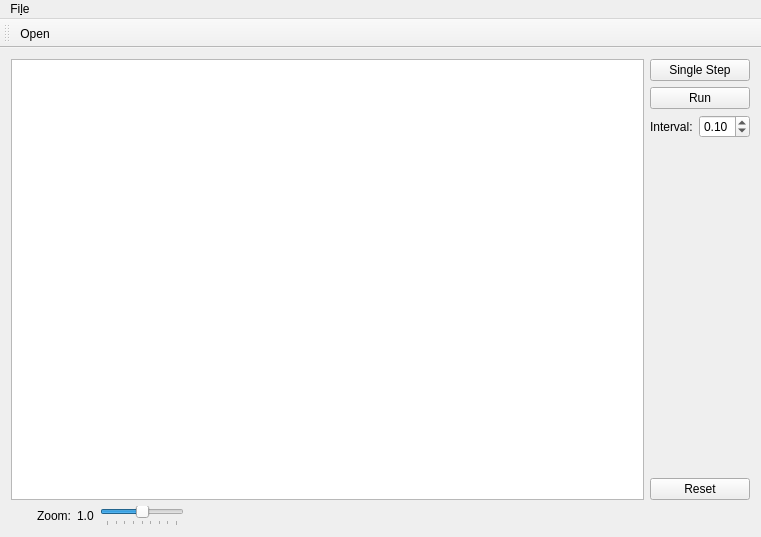
Old version of the form diplomka/gui/mainwindow.ui in the repository Oxyd/master-thesis.
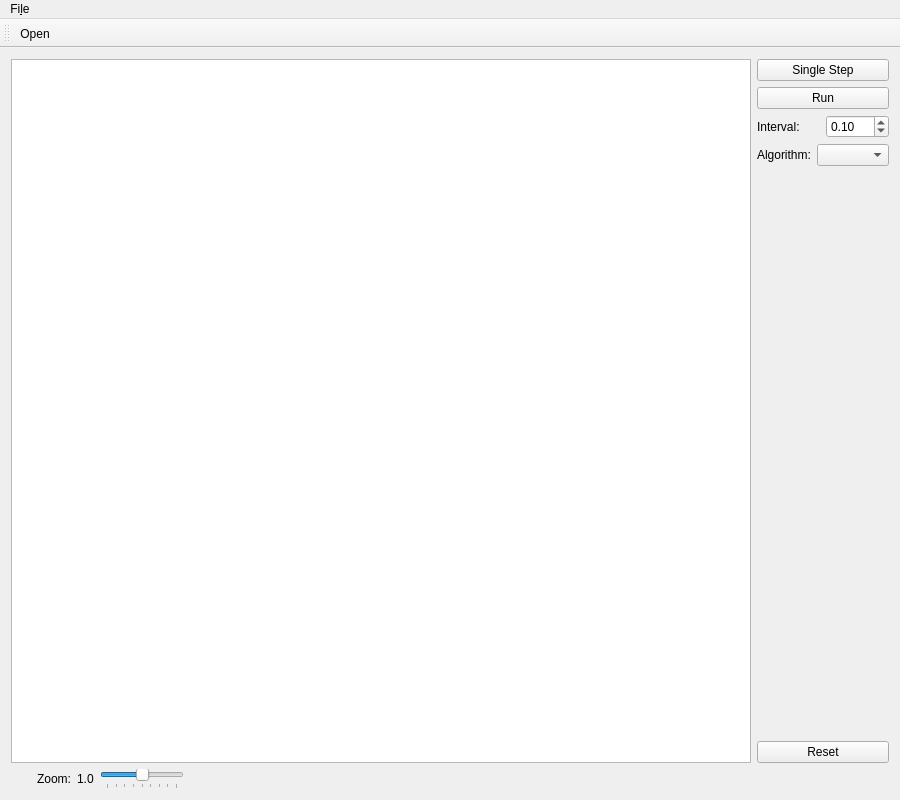
New version of the form.

Commit message: Algorithm selection combobox

Diff of the .ui file:
```diff
--- a/diplomka/gui/mainwindow.ui
+++ b/diplomka/gui/mainwindow.ui
@@ -6,8 +6,8 @@
    <rect>
     <x>0</x>
     <y>0</y>
-    <width>761</width>
-    <height>537</height>
+    <width>900</width>
+    <height>800</height>
    </rect>
   </property>
   <property name="windowTitle">
@@ -70,6 +70,20 @@
           </item>
          </layout>
         </item>
+        <item>
+         <layout class="QHBoxLayout" name="horizontalLayout_4">
+          <item>
+           <widget class="QLabel" name="label_3">
+            <property name="text">
+             <string>Algorithm:</string>
+            </property>
+           </widget>
+          </item>
+          <item>
+           <widget class="QComboBox" name="algorithm_combo"/>
+          </item>
+         </layout>
+        </item>
         <item>
          <spacer name="verticalSpacer">
           <property name="orientation">
@@ -207,7 +221,7 @@
     <rect>
      <x>0</x>
      <y>0</y>
-     <width>761</width>
+     <width>900</width>
      <height>27</height>
     </rect>
    </property>
```
The commit also changes 4 other files.
